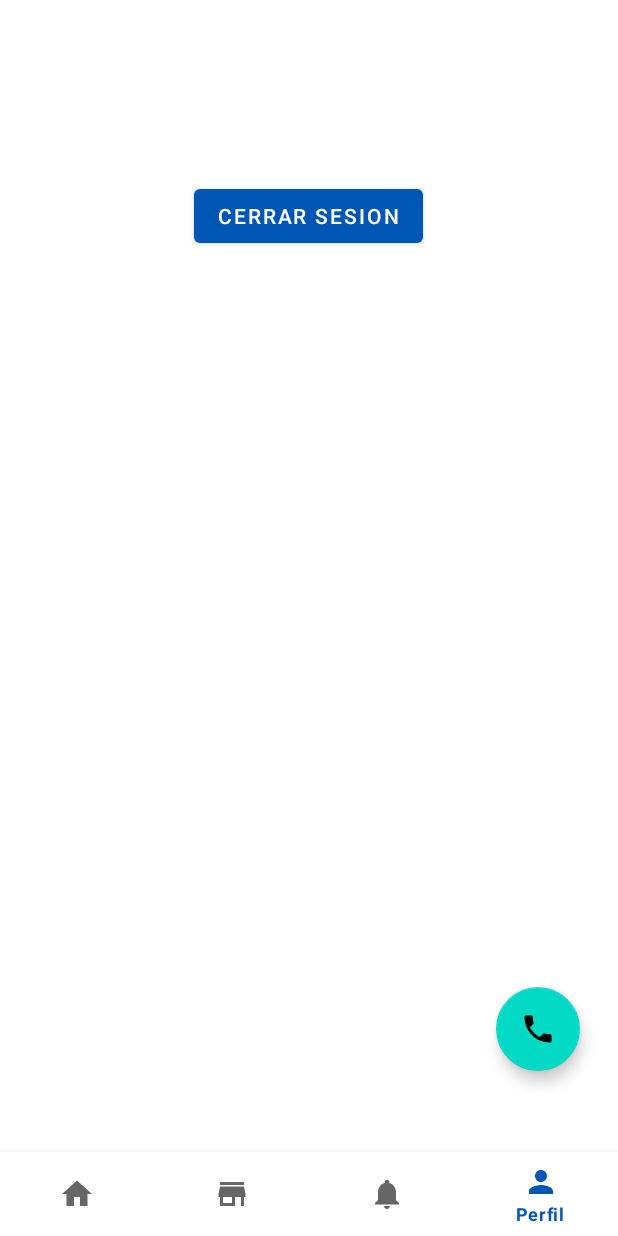
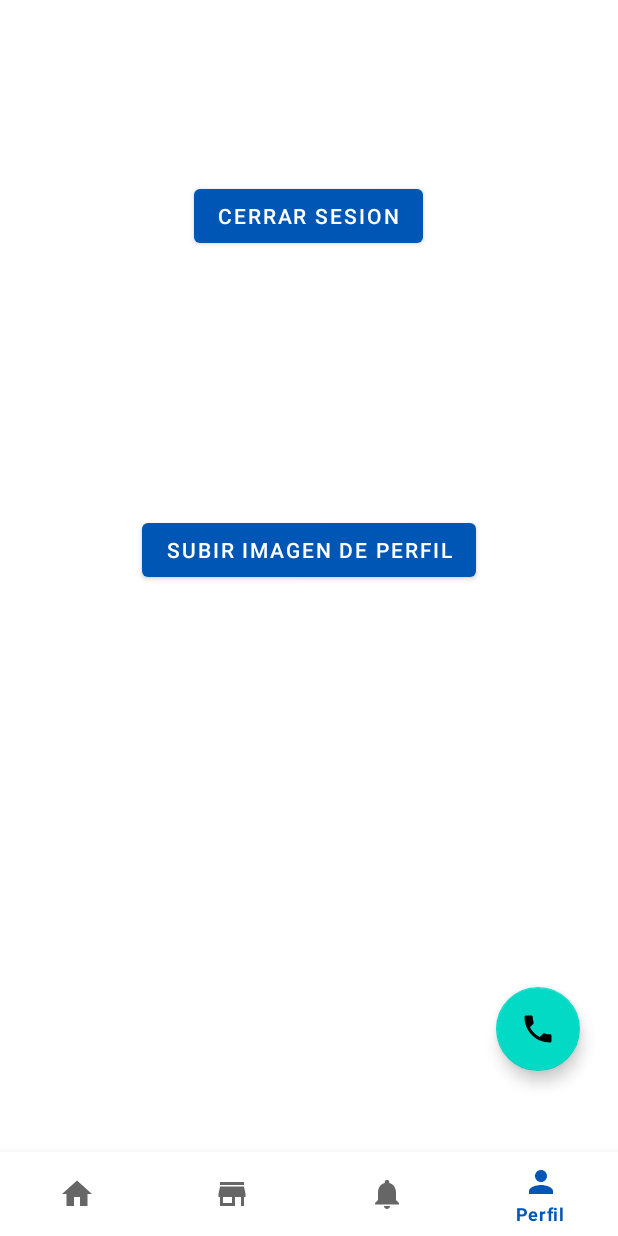
Before and after one commit to LuisLlancari/appFamiSalud, an Android app: the screen it shows after launch once a user with an empty profile is signed in (MainActivity), item 4 of the bottom bar chosen, on a phone screen of 412 x 824 dp. Run offline under Robolectric (Android 15) with nearby library versions, the phone set to English and light mode, and no system bars; our stand-ins replace Firebase (no records; nobody signed in at launch, a user with empty details on screens opened directly), Picasso, navigation-ui; libraries missing offline, so code that uses them is left out: com.denzcoskun.imageslider; 3 statements that could not run were skipped.

Commit message:
imagen de perfil aun con fallas

```diff
--- a/app/build.gradle.kts
+++ b/app/build.gradle.kts
@@ -49,6 +49,7 @@ dependencies {
     implementation("androidx.navigation:navigation-fragment:2.7.3")
     implementation("androidx.navigation:navigation-ui:2.7.3")
     implementation("androidx.legacy:legacy-support-v4:1.0.0")
+    implementation("com.google.firebase:firebase-storage:20.3.0")
     testImplementation("junit:junit:4.13.2")
     androidTestImplementation("androidx.test.ext:junit:1.1.5")
     androidTestImplementation("androidx.test.espresso:espresso-core:3.5.1")
@@ -81,6 +82,11 @@ dependencies {
     // When using the BoM, you don't specify versions in Firebase library dependencies
     implementation("com.google.firebase:firebase-firestore:24.8.1")
     implementation("com.google.firebase:firebase-auth")
+    implementation ("com.github.bumptech.glide:glide:4.12.0")
+    annotationProcessor ("com.github.bumptech.glide:compiler:4.12.0")
+    implementation ("com.squareup.picasso:picasso:2.8")
+
+
 
 
 
--- a/app/src/main/java/com/famisalud/famisalud/ui/profile/ProfileFragment.java
+++ b/app/src/main/java/com/famisalud/famisalud/ui/profile/ProfileFragment.java
@@ -1,14 +1,20 @@
-package com.famisalud.famisalud.ui.profile;//package com.famisalud.famisalud.ui.profile;
+package com.famisalud.famisalud.ui.profile;
 
+import android.content.Intent;
+import android.net.Uri;
 import android.os.Bundle;
+import android.util.Log;
 import android.view.LayoutInflater;
 import android.view.View;
 import android.view.ViewGroup;
+import android.widget.Toast;
+
 import androidx.annotation.NonNull;
 import androidx.annotation.Nullable;
 import androidx.fragment.app.Fragment;
 import androidx.lifecycle.ViewModelProvider;
-import com.famisalud.famisalud.databinding.FragmentProfileBinding; // Importa la clase de vinculación generada
+
+import com.famisalud.famisalud.databinding.FragmentProfileBinding;
 import com.google.firebase.auth.FirebaseAuth;
 import com.google.firebase.auth.FirebaseUser;
 import com.google.firebase.database.DataSnapshot;
@@ -16,59 +22,150 @@ import com.google.firebase.database.DatabaseError;
 import com.google.firebase.database.DatabaseReference;
 import com.google.firebase.database.FirebaseDatabase;
 import com.google.firebase.database.ValueEventListener;
-
+import com.google.firebase.storage.FirebaseStorage;
+import com.google.firebase.storage.StorageReference;
+import com.squareup.picasso.Picasso;
 
 public class ProfileFragment extends Fragment {
+   private static final int IMAGE_PICK = 1;
+   private ProfileViewModel viewModel;
+   private FragmentProfileBinding binding;
+   private StorageReference profileImagesRef;
+   private String uid;
 
-   private ProfileViewModel viewModel;
-   private FragmentProfileBinding binding; // Declara una variable de vinculación
+   private String downloadUrl;
+
 
    @Override
    public View onCreateView(@NonNull LayoutInflater inflater,
                             @Nullable ViewGroup container,
                             @Nullable Bundle savedInstanceState) {
-
-      binding = FragmentProfileBinding.inflate(inflater, container, false); // Infla la vista usando View Binding
-      View rootView = binding.getRoot(); // Accede a la vista raíz a través del objeto de vinculación
+      binding = FragmentProfileBinding.inflate(inflater, container, false);
+      View rootView = binding.getRoot();
 
       viewModel = new ViewModelProvider(this).get(ProfileViewModel.class);
 
-      // Configurar el evento de cierre de sesión
       binding.btCerrarSession.setOnClickListener(v -> {
          viewModel.signOutAndNavigateToLogin(requireActivity());
       });
 
-      // Recuperar el usuario actualmente autenticado
       FirebaseUser currentUser = FirebaseAuth.getInstance().getCurrentUser();
-      String uid = currentUser.getUid();
 
       if (currentUser != null) {
-         // Obtener la referencia a la base de datos de Firebase
+         uid = currentUser.getUid();
+
+         // Inicialización de Firebase Storage
+         FirebaseStorage storage = FirebaseStorage.getInstance();
+         StorageReference storageRef = storage.getReference();
+
+         // Obtener una referencia a la ubicación donde se guardará la imagen
+         profileImagesRef = storageRef.child("profile_images/" + uid + ".jpg");
+
+         binding.btnUploadImage.setOnClickListener(v -> {
+            // Abre un selector de imágenes para el usuario
+            Intent intent = new Intent(Intent.ACTION_GET_CONTENT);
+            intent.setType("image/*");
+            startActivityForResult(intent, IMAGE_PICK);
+         });
+
+         // Cargar la imagen del usuario desde el ViewModel
+         viewModel.getImageUrl().observe(getViewLifecycleOwner(), imageUrl -> {
+            if (imageUrl != null) {
+               // Cargar la imagen en el ImageView
+               Picasso.get().load(imageUrl).into(binding.ivProfileImage);
+            }
+         });
+
+
          DatabaseReference databaseRef = FirebaseDatabase.getInstance().getReference();
-
-         // Construir la ruta para obtener el nombre del usuario
          String userNodePath = "users/" + uid + "/nombre";
 
-         // Agregar un oyente de datos para recuperar el nombre
          databaseRef.child(userNodePath).addListenerForSingleValueEvent(new ValueEventListener() {
             @Override
             public void onDataChange(@NonNull DataSnapshot dataSnapshot) {
                if (dataSnapshot.exists()) {
                   String nombreUsuario = dataSnapshot.getValue(String.class);
                   if (nombreUsuario != null) {
-                     // Mostrar el saludo personalizado
                      binding.tvSaludo.setText("Hola, " + nombreUsuario);
                   }
+
+//                  String imageUrl = viewModel.getImageUrl().getValue();
+//                  if (imageUrl != null) {
+//                     // Cargar la imagen en el ImageView
+//                     Picasso.get().load(imageUrl).into(binding.ivProfileImage);
+//                  }
                }
             }
 
             @Override
             public void onCancelled(@NonNull DatabaseError databaseError) {
                // Manejar errores si es necesario
+               Toast.makeText(requireContext(), "Error al obtener el nombre: " + databaseError.getMessage(), Toast.LENGTH_SHORT).show();
             }
          });
       }
+
       return rootView;
    }
 
+
+   @Override
+   public void onActivityResult(int requestCode, int resultCode, @Nullable Intent data) {
+      super.onActivityResult(requestCode, resultCode, data);
+
+      if (requestCode == IMAGE_PICK && resultCode == -1) {
+         if (data != null) {
+            // Aquí puedes manejar la imagen seleccionada por el usuario
+            Uri imageUri = data.getData();
+
+            if (imageUri != null && profileImagesRef != null) {
+               // Sube la imagen a Firebase Storage usando la referencia existente
+               profileImagesRef.putFile(imageUri)
+                   .addOnSuccessListener(taskSnapshot -> {
+                      // Imagen subida con éxito, ahora obtén la URL de descarga
+                      profileImagesRef.getDownloadUrl().addOnSuccessListener(uri -> {
+                         String downloadUrl = uri.toString();
+
+                         // Guarda la URL en Realtime Database
+                         DatabaseReference databaseRef = FirebaseDatabase.getInstance().getReference();
+                         String userImageURLPath = "users/" + uid + "/imagenURL";
+
+                         databaseRef.child(userImageURLPath).setValue(downloadUrl)
+                             .addOnSuccessListener(aVoid -> {
+                                // URL de la imagen guardada con éxito
+                                // Puedes mostrar un mensaje al usuario aquí
+                                Toast.makeText(requireContext(), "Imagen de perfil actualizada", Toast.LENGTH_SHORT).show();
+
+                                // Carga la imagen en el ImageView
+                                Picasso.get().load(downloadUrl).into(binding.ivProfileImage);
+
+                                // Actualizar la URL de la imagen en el ViewModel
+                                viewModel.setImageUrl(downloadUrl);
+                             })
+                             .addOnFailureListener(e -> {
+                                // Manejar errores al guardar la URL en Realtime Database
+                                Toast.makeText(requireContext(), "Error al guardar la URL de la imagen: " + e.getMessage(), Toast.LENGTH_SHORT).show();
+                             });
+                      });
+                   })
+                   .addOnFailureListener(e -> {
+                      // Manejar errores al subir la imagen
+                      Toast.makeText(requireContext(), "Error al subir la imagen: " + e.getMessage(), Toast.LENGTH_SHORT).show();
+                   });
+            }
+         }
+      }
+   }
+
+
+//   @Override
+//   public void onResume() {
+//      super.onResume();
+//      // Cargar la imagen en el ImageView si downloadUrl no es nulo
+//      if (downloadUrl != null) {
+//         Log.d("ProfileFragment", "downloadUrl: " + downloadUrl);
+//      }
+//
+//   }
+
 }
--- a/app/src/main/java/com/famisalud/famisalud/ui/profile/ProfileViewModel.java
+++ b/app/src/main/java/com/famisalud/famisalud/ui/profile/ProfileViewModel.java
@@ -3,20 +3,34 @@ package com.famisalud.famisalud.ui.profile;
 import android.app.Activity;
 import android.content.Intent;
 
+import androidx.lifecycle.LiveData;
+import androidx.lifecycle.MutableLiveData;
 import androidx.lifecycle.ViewModel;
 import com.famisalud.famisalud.Login;
 import com.google.firebase.auth.FirebaseAuth;
 
 public class ProfileViewModel extends ViewModel {
    // TODO: Implement the ViewModel
+   private final MutableLiveData<String> imageUrl = new MutableLiveData<>();
+
+   public LiveData<String> getImageUrl(){
+      return imageUrl;
+   }
 
    public void signOutAndNavigateToLogin(Activity activity) {
       // Cerrar sesión en Firebase
       FirebaseAuth.getInstance().signOut();
+
+      // Limpiar la URL de la imagen al cerrar sesión
+      setImageUrl(null);
 
       // Navegar a la actividad de inicio de sesión
       Intent intent = new Intent(activity, Login.class);
       activity.startActivity(intent);
       activity.finish(); // Cierra la actividad actual
    }
+
+   public void setImageUrl(String url) {
+      imageUrl.setValue(url);
+   }
 }
--- a/app/src/main/res/layout/fragment_profile.xml
+++ b/app/src/main/res/layout/fragment_profile.xml
@@ -29,6 +29,20 @@
             android:text=""
             android:textSize="18sp"
             android:textColor="#000" />
+        <ImageView
+            android:id="@+id/ivProfileImage"
+            android:layout_width="150dp"
+            android:layout_height="150dp"
+            android:scaleType="centerCrop"
+            android:layout_gravity="center"
+            android:contentDescription="@string/profile_image" />
+
+        <Button
+            android:id="@+id/btnUploadImage"
+            android:layout_gravity="center"
+            android:layout_width="wrap_content"
+            android:layout_height="wrap_content"
+            android:text="Subir Imagen de Perfil" />
     </LinearLayout>
 
 </FrameLayout>
--- a/app/src/main/res/values/strings.xml
+++ b/app/src/main/res/values/strings.xml
@@ -9,4 +9,5 @@
     <string name="inicio">Inicio</string>
     <string name="perfil">Perfil</string>
     <string name="farmacia">Farmacia</string>
+    <string name="profile_image">imagen de perfil\n</string>
 </resources>
```
